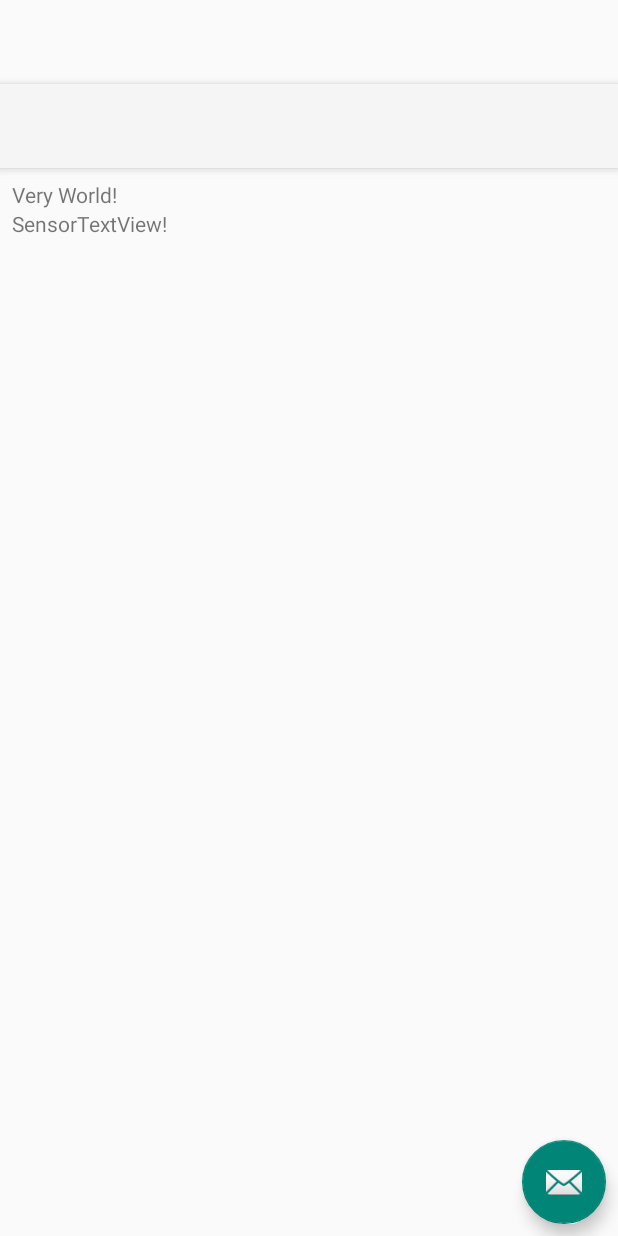
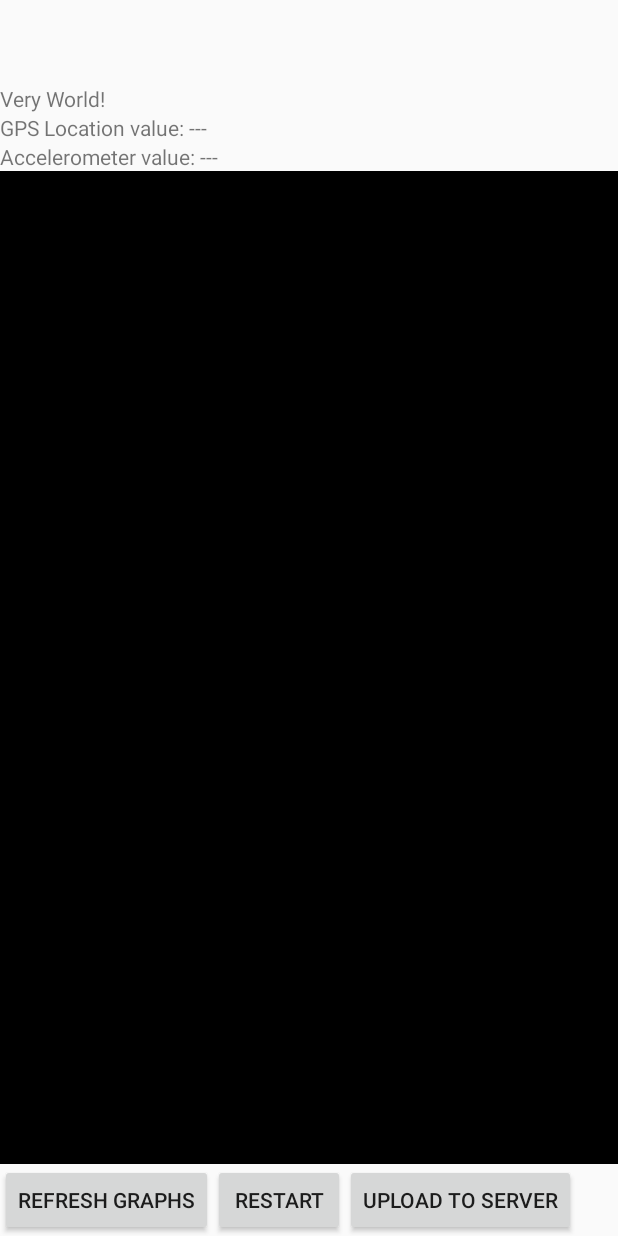
Before and after one commit to erenik/AccelerometerSampler, an Android app: the layout activity_sensor_display.xml on its own in the app's theme, with its tools: preview values and no code run, on a phone screen of 412 x 824 dp. Run offline under Robolectric (Android 15) with nearby library versions, the phone set to English and light mode, and no system bars.

Commit message:
Accelerometer Sampler project revived and tested in sim, initial updates to gui

```diff
--- a/app/src/main/AndroidManifest.xml
+++ b/app/src/main/AndroidManifest.xml
@@ -1,11 +1,9 @@
 <?xml version="1.0" encoding="utf-8"?>
 <manifest xmlns:android="http://schemas.android.com/apk/res/android"
-    package="erenik.seriousgames.accelerometersampler">
+    package="erenik.accelerometersampler">
 
     <application
-        android:debuggable="true"
         android:allowBackup="true"
-        android:icon="@mipmap/ic_launcher"
         android:label="@string/app_name"
         android:supportsRtl="true"
         android:theme="@style/AppTheme">
--- a/app/src/main/res/layout/activity_sensor_display.xml
+++ b/app/src/main/res/layout/activity_sensor_display.xml
@@ -1,6 +1,5 @@
 <?xml version="1.0" encoding="utf-8"?>
 <android.support.design.widget.CoordinatorLayout xmlns:android="http://schemas.android.com/apk/res/android"
-    xmlns:app="http://schemas.android.com/apk/res-auto"
     xmlns:tools="http://schemas.android.com/tools"
     android:layout_width="match_parent"
     android:layout_height="match_parent"
@@ -12,23 +11,46 @@
         android:layout_height="wrap_content"
         android:theme="@style/AppTheme.AppBarOverlay">
 
-        <android.support.v7.widget.Toolbar
-            android:id="@+id/toolbar"
-            android:layout_width="match_parent"
-            android:layout_height="?attr/actionBarSize"
-            android:background="?attr/colorPrimary"
-            app:popupTheme="@style/AppTheme.PopupOverlay" />
-
     </android.support.design.widget.AppBarLayout>
 
-    <include layout="@layout/content_sensor_display" />
+    <!-- Very inclusive...! -->
+<!--    <include layout="@layout/content_sensor_display" /> -->
 
-    <android.support.design.widget.FloatingActionButton
-        android:id="@+id/fab"
-        android:layout_width="wrap_content"
-        android:layout_height="wrap_content"
-        android:layout_gravity="bottom|end"
-        android:layout_margin="@dimen/fab_margin"
-        android:src="@android:drawable/ic_dialog_email" />
+    <LinearLayout
+        android:layout_width="match_parent"
+        android:layout_height="match_parent"
+        android:orientation="vertical">
+        <TextView
+            android:id="@+id/PrimaryTextView"
+            android:layout_width="wrap_content"
+            android:layout_height="wrap_content"
+            android:text="Very World!" />
+
+        <LinearLayout style="@style/DefaultLL">
+            <TextView style="@style/DefaultText"  android:text="GPS Location value: " />
+            <TextView style="@style/DefaultText" android:id="@+id/textView_GPSLocation" android:text="---" />
+        </LinearLayout>
+
+        <LinearLayout style="@style/DefaultLL">
+            <TextView style="@style/DefaultText"  android:text="Accelerometer value: " />
+            <TextView style="@style/DefaultText" android:id="@+id/textView_AccelerometerValues" android:text="---" />
+        </LinearLayout>
+
+        <LinearLayout style="@style/DefaultLL" android:layout_height="0dp" android:layout_weight="1" android:layout_width="match_parent">
+            <ImageView style="@style/DefaultGraph" />
+            <ImageView style="@style/DefaultGraph" />
+        </LinearLayout>
+
+
+        <!-- Buttons at the end -->
+        <LinearLayout
+            android:layout_width="wrap_content"
+            android:layout_height="wrap_content">
+            <Button style="@style/DefaultButton" android:id="@+id/buttonRefreshGraphs" android:text="Refresh Graphs" />
+            <Button style="@style/DefaultButton" android:id="@+id/buttonRestart" android:text="Restart" />
+            <Button style="@style/DefaultButton" android:id="@+id/buttonUploadToServer" android:text="Upload to server" />
+        </LinearLayout>
+
+    </LinearLayout>
 
 </android.support.design.widget.CoordinatorLayout>
--- a/app/src/main/res/layout/content_sensor_display.xml
+++ /dev/null
@@ -1,27 +0,0 @@
-<?xml version="1.0" encoding="utf-8"?>
-<LinearLayout xmlns:android="http://schemas.android.com/apk/res/android"
-    xmlns:app="http://schemas.android.com/apk/res-auto"
-    xmlns:tools="http://schemas.android.com/tools"
-    android:layout_width="match_parent"
-    android:layout_height="match_parent"
-    android:paddingBottom="@dimen/activity_vertical_margin"
-    android:paddingLeft="@dimen/activity_horizontal_margin"
-    android:paddingRight="@dimen/activity_horizontal_margin"
-    android:paddingTop="@dimen/activity_vertical_margin"
-    android:orientation="vertical"
-    app:layout_behavior="@string/appbar_scrolling_view_behavior"
-    tools:context="erenik.seriousgames.accelerometersampler.SensorDisplayActivity"
-    tools:showIn="@layout/activity_sensor_display">
-
-    <TextView
-        android:id="@+id/PrimaryTextView"
-        android:layout_width="wrap_content"
-        android:layout_height="wrap_content"
-        android:text="Very World!" />
-    <TextView
-        android:id="@+id/SensorTextView"
-        android:layout_width="wrap_content"
-        android:layout_height="wrap_content"
-        android:text="SensorTextView!"
-        />
-</LinearLayout>
--- a/app/src/main/res/menu/menu_sensor_display.xml
+++ b/app/src/main/res/menu/menu_sensor_display.xml
@@ -5,6 +5,6 @@
     <item
         android:id="@+id/action_settings"
         android:orderInCategory="100"
-        android:title="@string/action_settings"
+        android:title="Very cool"
         app:showAsAction="never" />
 </menu>
--- /dev/null
+++ b/app/src/main/res/values/strings.xml
@@ -0,0 +1,4 @@
+<?xml version="1.0" encoding="utf-8"?>
+<resources>
+    <string name="app_name">Very cool</string>
+</resources>
--- /dev/null
+++ b/app/src/main/res/values/styles.xml
@@ -0,0 +1,125 @@
+<?xml version="1.0" encoding="utf-8"?>
+<resources>
+
+    <style name="DefaultLL">
+        <item name="android:layout_width">wrap_content</item>
+        <item name="android:layout_height">wrap_content</item>
+    </style>
+
+    <style name="DefaultText">
+        <item name="android:layout_width">wrap_content</item>
+        <item name="android:layout_height">wrap_content</item>
+    </style>
+
+    <style name="DefaultButton">
+        <item name="android:layout_width">wrap_content</item>
+        <item name="android:layout_height">wrap_content</item>
+    </style>
+
+    <style name="DefaultGraph">
+        <item name="android:layout_width">0dp</item>
+        <item name="android:layout_weight">1</item>
+        <item name="android:layout_height">match_parent</item>
+        <item name="android:padding">10dp</item>
+        <item name="android:background">@color/black</item>
+    </style>
+
+
+
+    <!-- Copy pasted below, might be removed shortly $$$$$$$$$$$$$$$$$$$$ -->
+
+    <style name="Evergreen" parent="Theme.AppCompat">
+    <item name="android:textColor">@color/mainTextColor</item>
+    <item name="windowActionBar">false</item>
+    <item name="windowNoTitle">true</item>
+    <!--        <item name="android:background">@color/mainButtonBackground</item>-->
+    </style>
+    <!-- Custom style, used for background with the nice gradient. -->
+    <style name="Evergreen.BG">
+    <item name="android:layout_width">match_parent</item>
+    <item name="android:layout_height">match_parent</item>
+    </style>
+
+    <style name="Evergreen.Logo">
+    </style>
+
+    <style name="Evergreen.IconLayout">     <!-- The outer box -->
+    <!--        <item name="android:background">@drawable/icon</item>-->
+    <item name="android:layout_width">0px</item>
+    <item name="android:layout_height">match_parent</item>
+    <item name="android:layout_weight">3</item>
+    </style>
+
+    <style name="Evergreen.IconInnerLayout">
+    <item name="android:layout_width">match_parent</item>
+    <item name="android:layout_height">match_parent</item>
+    <item name="android:orientation">vertical</item>
+    </style>
+
+    <style name="Evergreen.IconBG">
+    <!-- <item name="android:src">@drawable/icon</item> -->
+    <item name="android:layout_width">match_parent</item>
+    <item name="android:layout_height">match_parent</item>
+    </style>
+
+    <style name="Evergreen.IconButton">
+    <item name="android:layout_width">match_parent</item>
+    <item name="android:layout_height">match_parent</item>
+    <item name="android:layout_weight">1</item>
+    <item name="android:background">@null</item>
+    <item name="android:scaleType">fitStart</item>
+    </style>
+
+    <style name="Evergreen.IconText">
+    <item name="android:textColor">@color/iconTextColor</item>
+    <item name="android:text">10/10</item>
+    <item name="android:layout_width">match_parent</item>
+    <item name="android:layout_height">match_parent</item>
+    <item name="android:layout_weight">1</item>
+    <item name="android:gravity">center|bottom</item>
+    <item name="android:textSize">18dp</item>
+    <item name="android:paddingBottom">8dp
+    </item> <!-- Padding of 16 good if icons weight is 2 -->
+    </style>
+
+    <style name="Evergreen.IconTextTitle" parent="Evergreen.IconText">
+    <item name="android:gravity">center</item>
+    <item name="android:textSize">12dp</item>
+    <item name="android:layout_weight">1</item>
+    <item name="android:paddingTop">8dp</item>
+    </style>
+    <!-- Default for TextViews -->
+    <style name="Evergreen.Text">
+    <item name="android:layout_width">wrap_content</item>
+    <item name="android:layout_height">wrap_content</item>
+    <item name="android:textColor">@color/mainTextColor</item>
+    </style>
+
+    <!-- Base application theme. -->
+    <style name="AppTheme" parent="Theme.AppCompat.Light.DarkActionBar">
+    <!-- Customize your theme here. -->
+    <item name="colorPrimary">@color/colorPrimary</item>
+    <item name="colorPrimaryDark">@color/colorPrimaryDark</item>
+    <item name="colorAccent">@color/colorAccent</item>
+    </style>
+
+    <style name="FullscreenTheme" parent="AppTheme">
+        <item name="android:actionBarStyle">@style/FullscreenActionBarStyle</item>
+        <item name="android:windowActionBarOverlay">true</item>
+        <item name="android:windowBackground">@null</item>
+    </style>
+
+    <style name="FullscreenActionBarStyle" parent="Widget.AppCompat.ActionBar">
+    <item name="android:background">@color/black_overlay</item>
+    </style>
+
+    <style name="AppTheme.NoActionBar">
+    <item name="windowActionBar">false</item>
+    <item name="windowNoTitle">true</item>
+    </style>
+
+    <style name="AppTheme.AppBarOverlay" parent="ThemeOverlay.AppCompat.Dark.ActionBar" />
+
+    <style name="AppTheme.PopupOverlay" parent="ThemeOverlay.AppCompat.Light" />
+
+</resources>
--- /dev/null
+++ b/settings.gradle
@@ -0,0 +1 @@
+include ':app'
```
Also changed, not shown: app/build.gradle (added, +46 -0 lines), app/src/main/java/erenik/accelerometersampler/SensorDisplayActivity.java (renamed from app/src/main/java/erenik/seriousgames/accelerometersampler/SensorDisplayActivity.java, +8 -10 lines), app/src/main/res/values/colors.xml (added, +43 -0 lines), build.gradle (added, +23 -0 lines), gradle.properties (added, +18 -0 lines), 8 other files.
